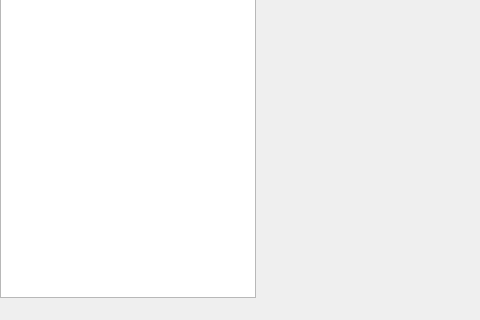
tomvodi/QTail, file src/gui/MainWindow.ui: the form before one commit; both pictures show x 0 to 480 and y 464 to 784 of the 1118 by 784 pixel window.
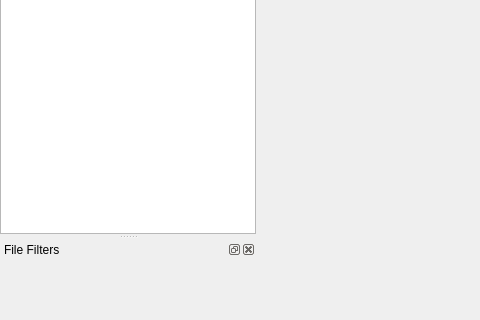
The form after the commit. Icons and pictures are not drawn.

The edit to the form file:
```diff
--- a/src/gui/MainWindow.ui
+++ b/src/gui/MainWindow.ui
@@ -128,6 +128,33 @@
     </layout>
    </widget>
   </widget>
+  <widget class="QDockWidget" name="filterDockWidget">
+   <property name="windowTitle">
+    <string>File Filters</string>
+   </property>
+   <attribute name="dockWidgetArea">
+    <number>1</number>
+   </attribute>
+   <widget class="QWidget" name="filterDockWidgetContent">
+    <layout class="QGridLayout" name="filterDockWidgetContentLayout">
+     <property name="leftMargin">
+      <number>0</number>
+     </property>
+     <property name="topMargin">
+      <number>0</number>
+     </property>
+     <property name="rightMargin">
+      <number>0</number>
+     </property>
+     <property name="bottomMargin">
+      <number>0</number>
+     </property>
+     <property name="spacing">
+      <number>0</number>
+     </property>
+    </layout>
+   </widget>
+  </widget>
   <action name="actionQuit">
    <property name="icon">
     <iconset resource="resources.qrc">
```
